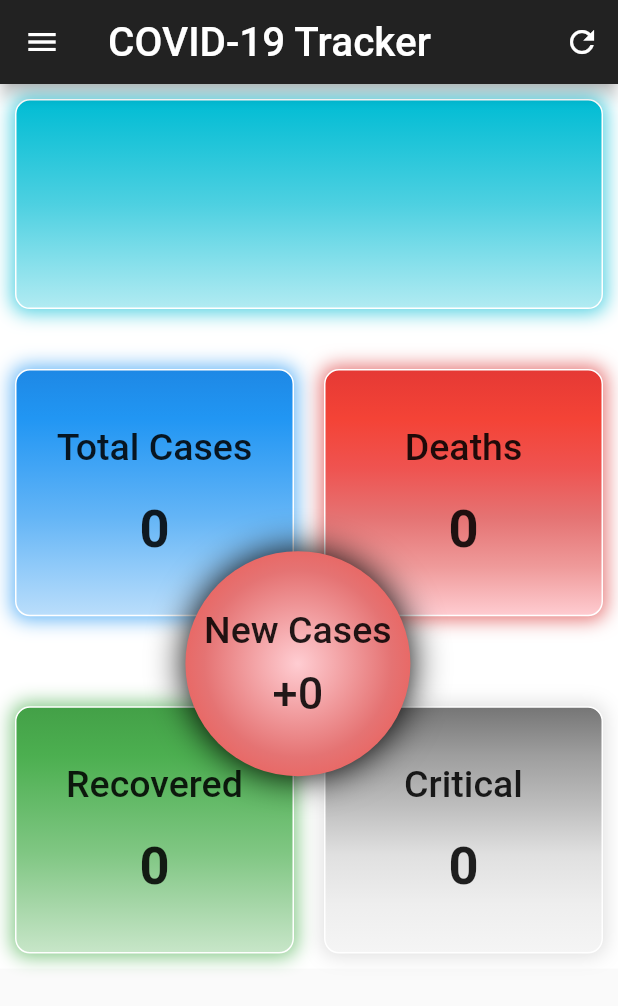
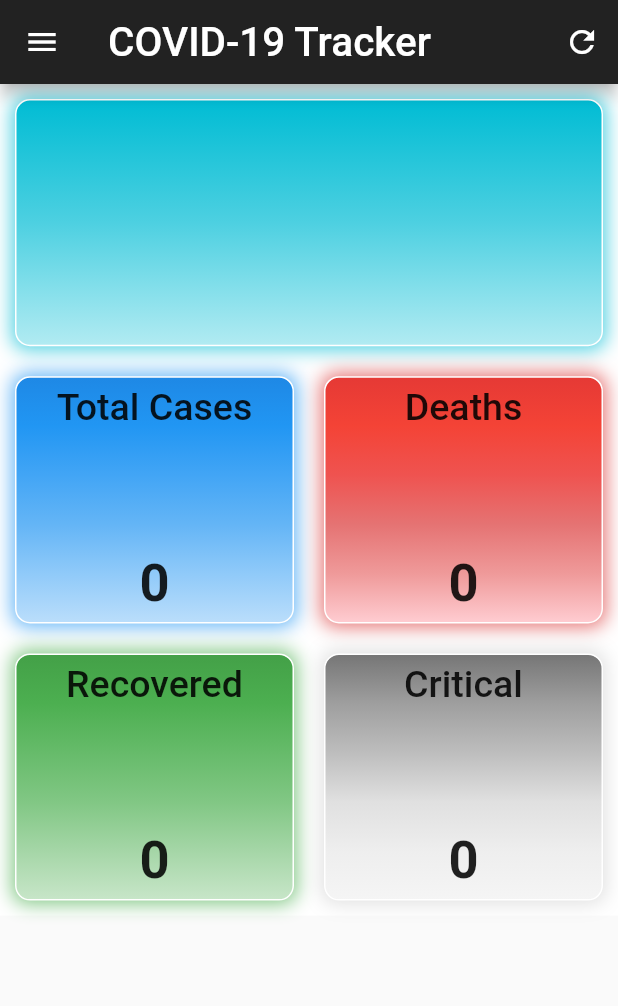
Before and after one commit to devanshkaria88/covid19, a Flutter app: the HomeScreen screen opened by its route, on a phone screen of 412 x 824 dp. Shown: the top 1006 px of the screen. Run offline on Flutter 3.47's test engine with Material 2 defaults, Android fonts, the phone set to English and light mode, and no system bars; our stand-ins replace flutter_spinkit, font_awesome_flutter, google_fonts; network calls fail; Roboto replaces fonts that are missing (Courgette).

Commit message:
Final Commit

```diff
--- a/lib/Screens/HomeScreen.dart
+++ b/lib/Screens/HomeScreen.dart
@@ -1,9 +1,7 @@
 import 'package:flutter/material.dart';
 import 'package:covid19/Widgets/Drawer.dart';
-import 'package:font_awesome_flutter/font_awesome_flutter.dart';
 import 'package:google_fonts/google_fonts.dart';
 import 'package:covid19/Widgets/Datacard.dart';
-import 'package:covid19/services/Networking.dart';
 import 'package:covid19/services/Cases.dart';
 
 class HomeScreen extends StatefulWidget {
@@ -41,7 +39,6 @@ class _HomeScreenState extends State<HomeScreen> {
         CountryName = '';
         Criticalcases = 0;
         RecoveredCases = 0;
-        newCases = '+0';
         ActiveCases = 0;
         Deaths = 0;
         Message = 'Unable to retrieve data';
@@ -53,7 +50,6 @@ class _HomeScreenState extends State<HomeScreen> {
       RecoveredCases = casesdata['response'][0]['cases']['recovered'];
       Criticalcases = casesdata['response'][0]['cases']['critical'];
       Deaths = casesdata['response'][0]['deaths']['total'];
-      newCases = casesdata['response'][0]['cases']['new'];
       if (CountryName == 'All') {
         CountryName = 'World Data';
       }
@@ -107,8 +103,6 @@ class _HomeScreenState extends State<HomeScreen> {
         begin: AlignmentDirectional.topCenter,
         end: AlignmentDirectional.bottomCenter);
 
-    double height = MediaQuery.of(context).size.height;
-    double width = MediaQuery.of(context).size.width;
     return Scaffold(
       drawer: AppDrawer(),
       appBar: AppBar(
@@ -139,8 +133,6 @@ class _HomeScreenState extends State<HomeScreen> {
         },
         child: ListView(
           children: <Widget>[
-            Stack(
-              children: <Widget>[
             Container(
               color: Colors.white,
               child: Column(
@@ -151,9 +143,6 @@ class _HomeScreenState extends State<HomeScreen> {
                         country: CountryName,
                       )
                     ],
-                      ),
-                      SizedBox(
-                        height: 20.0,
                   ),
                   Row(
                     children: <Widget>[
@@ -170,9 +159,6 @@ class _HomeScreenState extends State<HomeScreen> {
                         Number: Deaths.toString(),
                       ),
                     ],
-                      ),
-                      SizedBox(
-                        height: 40.0,
                   ),
                   Row(
                     children: <Widget>[
@@ -192,56 +178,6 @@ class _HomeScreenState extends State<HomeScreen> {
                   ),
                 ],
               ),
-                ),
-                Positioned(
-                  left: width * 0.3,
-                  top: height * 0.378,
-                  child: Container(
-                    child: Center(
-                      child: Column(
-                        mainAxisAlignment: MainAxisAlignment.center,
-                        children: <Widget>[
-                          Text(
-                            'New Cases',
-                            style: TextStyle(
-                                fontSize: 25.0, fontWeight: FontWeight.w500),
-                          ),
-                          SizedBox(height: 10.0,),
-                          Text(
-                            newCases,
-                            style: TextStyle(
-                                fontSize: 30.0, fontWeight: FontWeight.w500),
-                          ),
-                        ],
-                      ),
-                    ),
-                    height: 150.0,
-                    width: 150.0,
-                    decoration: BoxDecoration(
-                      boxShadow: [
-                        BoxShadow(
-                            color: Colors.black,
-                            spreadRadius: 0.4,
-                            blurRadius: 20.0)
-                      ],
-                      shape: BoxShape.circle,
-                      gradient: RadialGradient(
-                        center: AlignmentDirectional.center,
-                        radius: 2.5,
-                        colors: [
-                          Colors.red[100],
-                          Colors.red[300],
-                          Colors.red[500],
-                          Colors.red[600],
-                          Colors.red[700],
-                          Colors.red[800],
-                          Colors.red[900],
-                        ],
-                      ),
-                    ),
-                  ),
-                ),
-              ],
             ),
           ],
         ),
@@ -272,7 +208,7 @@ class CountryNameCard extends StatelessWidget {
       child: Container(
         padding: EdgeInsets.all(5.0),
         margin: EdgeInsets.all(10.0),
-        height: height * 0.17,
+        height: height * 0.2,
         decoration: BoxDecoration(
           border: Border.all(color: Colors.white, width: 1.0),
           gradient: gradient,
--- a/lib/Widgets/Datacard.dart
+++ b/lib/Widgets/Datacard.dart
@@ -17,7 +17,6 @@ class _DataCardState extends State<DataCard> {
   @override
   Widget build(BuildContext context) {
     double height = MediaQuery.of(context).size.height;
-    double width = MediaQuery.of(context).size.width;
     return Expanded(
       child: Container(
         padding: EdgeInsets.all(5.0),
@@ -35,10 +34,9 @@ class _DataCardState extends State<DataCard> {
         ),
         child: Center(
           child: Column(
-            mainAxisAlignment: MainAxisAlignment.center,
+            mainAxisAlignment: MainAxisAlignment.spaceBetween,
             children: <Widget>[
               Text(widget.Cardtitle, style: TextStyle(fontSize: 25.0, fontWeight: FontWeight.w500, ),),
-              SizedBox(height: 20.0,),
               Text(widget.Number, style: TextStyle(fontWeight: FontWeight.w600, fontSize: 35.0,),),
             ],
           ),
--- a/lib/main.dart
+++ b/lib/main.dart
@@ -9,6 +9,7 @@ class MyApp extends StatelessWidget {
   @override
   Widget build(BuildContext context) {
     return MaterialApp(
+      title: 'COVID - 19',
       routes: {
         '/home' : (Context) => HomeScreen(),
         '/country' : (Context) => CountryScreen(),
--- a/pubspec.yaml
+++ b/pubspec.yaml
@@ -24,6 +24,7 @@ dependencies:
   google_fonts: ^0.3.10
   http: ^0.12.0+4
   flutter_spinkit: ^4.1.2+1
+  path_provider: ^1.6.5
 
 
 dev_dependencies:
```
Also changed, not shown: pubspec.lock, 5 other files. Lines whose indentation alone changed are shown as unchanged.
